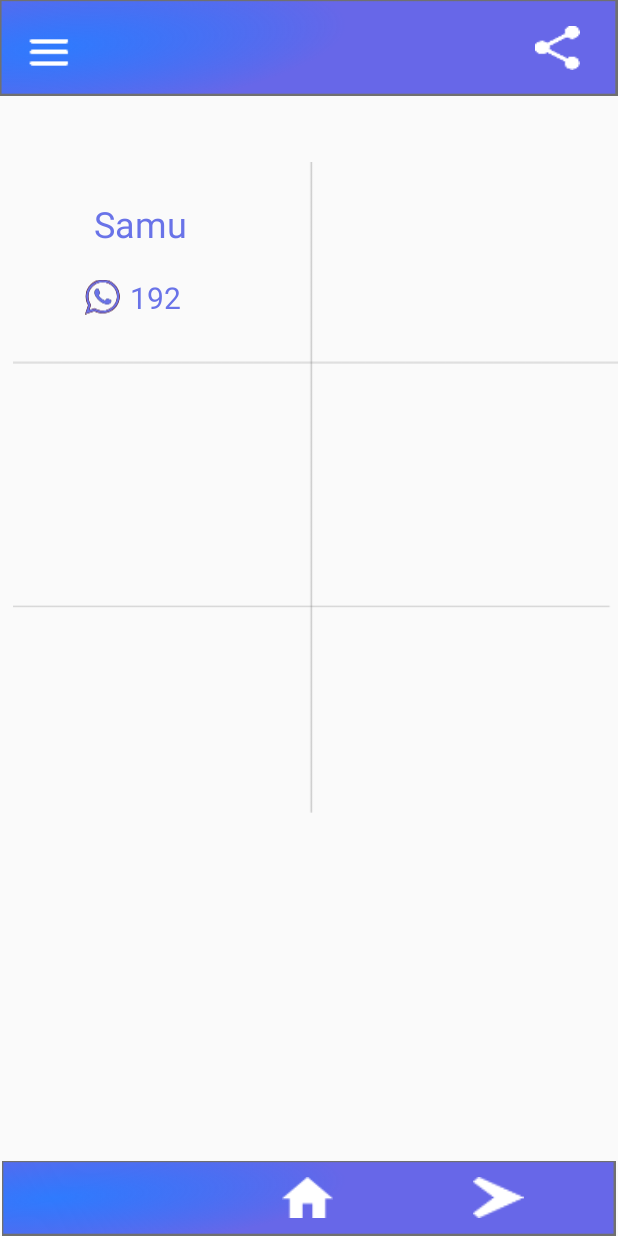
After one commit to Tarlison/projetoDeExtensaoUFRR, an Android app: the MainActivityNumeroEmergencia screen opened directly, with no data from a screen before it, on a phone screen of 412 x 824 dp. The commit adds this screen. Run offline under Robolectric (Android 15) with nearby library versions, the phone set to English and light mode, and no system bars.

Commit message:
Adicionado a funcionalidade Numeros de Emergencia, e parcialmente download do boletim epidemiologico.

```diff
--- a/app/src/main/AndroidManifest.xml
+++ b/app/src/main/AndroidManifest.xml
@@ -1,6 +1,9 @@
 <?xml version="1.0" encoding="utf-8"?>
 <manifest xmlns:android="http://schemas.android.com/apk/res/android"
     package="com.example.myapplication">
+
+    <uses-permission android:name="android.permission.WRITE_EXTERNAL_STORAGE" />
+    <uses-permission android:name="android.permission.INTERNET" />
 
     <application
         android:allowBackup="true"
@@ -9,6 +12,8 @@
         android:roundIcon="@mipmap/ic_launcher_round"
         android:supportsRtl="true"
         android:theme="@style/AppTheme">
+        <activity android:name=".MainActivityDoencasSintomas"></activity>
+        <activity android:name=".MainActivityNumeroEmergencia" />
         <activity android:name=".MainActivity">
             <intent-filter>
                 <action android:name="android.intent.action.MAIN" />
--- /dev/null
+++ b/app/src/main/java/com/example/myapplication/MainActivityNumeroEmergencia.java
@@ -0,0 +1,14 @@
+package com.example.myapplication;
+
+import androidx.appcompat.app.AppCompatActivity;
+
+import android.os.Bundle;
+
+public class MainActivityNumeroEmergencia extends AppCompatActivity {
+
+    @Override
+    protected void onCreate(Bundle savedInstanceState) {
+        super.onCreate(savedInstanceState);
+        setContentView(R.layout.activity_main_numero_emergencia);
+    }
+}
--- /dev/null
+++ b/app/src/main/res/drawable/telefone.xml
@@ -0,0 +1,24 @@
+<vector xmlns:android="http://schemas.android.com/apk/res/android"
+    android:width="102dp"
+    android:height="102dp"
+    android:viewportWidth="102"
+    android:viewportHeight="102">
+  <path
+      android:pathData="m76.603,60.68c-0.307,-0.503 -1.118,-0.805 -2.328,-1.408 -1.216,-0.602 -7.194,-3.522 -8.306,-3.921 -1.112,-0.401 -1.929,-0.603 -2.734,0.601 -0.811,1.207 -3.141,3.923 -3.852,4.728 -0.707,0.806 -1.414,0.905 -2.63,0.302 -1.217,-0.602 -5.135,-1.88 -9.775,-5.982 -3.61,-3.201 -6.049,-7.145 -6.762,-8.351 -0.706,-1.205 -0.07,-1.857 0.532,-2.459 0.548,-0.543 1.217,-1.408 1.825,-2.11 0.609,-0.707 0.811,-1.212 1.216,-2.017 0.405,-0.805 0.203,-1.506 -0.104,-2.11 -0.301,-0.602 -2.734,-6.536 -3.748,-8.953 -1.007,-2.409 -2.021,-2.32 -2.734,-2.32 -0.707,0 -2.019,0.21 -2.019,0.21 0,0 -2.436,0.302 -3.549,1.508 -1.112,1.205 -4.251,4.125 -4.251,10.054 0,5.933 4.351,11.67 4.958,12.469 0.609,0.807 8.405,13.38 20.76,18.208 12.355,4.826 12.355,3.216 14.585,3.013 2.224,-0.196 7.189,-2.915 8.202,-5.731 1.014,-2.817 1.014,-5.232 0.712,-5.731zM51.569,7.99c-22.989,0 -41.683,18.551 -41.683,41.36 0,9.046 2.947,17.429 7.939,24.25l-5.205,15.357 16.015,-5.089c6.58,4.317 14.464,6.838 22.934,6.838 22.979,0 41.679,-18.553 41.679,-41.356 0,-22.809 -18.7,-41.36 -41.679,-41.36zM101.143,49.35c0,27.165 -22.195,49.192 -49.574,49.192 -8.695,0 -16.864,-2.22 -23.965,-6.121L0.154,101.143 9.102,74.751c-4.515,-7.414 -7.111,-16.109 -7.111,-25.401 0,-27.17 22.195,-49.196 49.578,-49.196 27.379,0 49.574,22.025 49.574,49.196"
+      android:strokeWidth="0.0352777"
+      android:fillColor="#2c2a38"
+      android:strokeColor="#00000000"
+      android:fillType="evenOdd"/>
+  <path
+      android:pathData="m1.32,99.219c0.191,-0.52 2.118,-6.275 4.281,-12.789l3.933,-11.844 -2.211,-4.409C0.767,57.108 1.103,39.858 8.174,26.464 9.601,23.761 13.175,19.284 17.003,15.404 22.288,10.046 24.579,8.337 29.86,5.811 38.281,1.782 46.994,0.013 55.091,0.689 79.562,2.729 98.689,21.9 100.581,46.279c0.626,8.065 -1.074,16.285 -5.045,24.403 -4.227,8.641 -13.466,17.993 -21.83,22.099 -13.332,6.545 -29.113,6.915 -42.096,0.986l-3.92,-1.79 -12.945,4.094c-7.12,2.252 -13.131,4.094 -13.358,4.094 -0.227,0 -0.257,-0.425 -0.066,-0.945zM65.525,88.63C94.557,78.013 102.916,41.632 81.291,20.007 73.152,11.868 63.588,7.963 51.753,7.946 39.364,7.929 29.403,12.169 21.064,21.009 8.546,34.278 6.043,52.459 14.468,68.919l2.774,5.419 -2.384,6.827c-1.311,3.755 -2.384,7.146 -2.384,7.535 0,0.389 3.576,-0.415 7.947,-1.787l7.947,-2.495 4.374,2.186c6.759,3.377 12.327,4.506 20.553,4.167 5.153,-0.212 8.607,-0.818 12.23,-2.142z"
+      android:strokeWidth="2.85714"
+      android:fillColor="#800000"/>
+  <path
+      android:pathData="m57.83,70.36c-8.391,-2.939 -11.502,-4.941 -18.149,-11.679 -9.898,-10.034 -13.508,-18.083 -11.026,-24.582 1.512,-3.959 3.792,-6.171 7.078,-6.866 2.471,-0.523 2.472,-0.522 5.103,5.252 1.447,3.176 2.632,6.24 2.632,6.809 0,0.569 -0.886,2.087 -1.968,3.373 -2.544,3.023 -2.13,4.584 2.628,9.923 3.56,3.995 11.325,9.02 13.936,9.02 0.635,0 2.336,-1.423 3.781,-3.162l2.626,-3.162 5.563,2.485c3.06,1.367 5.774,2.824 6.033,3.239 0.938,1.503 -0.796,6.289 -2.888,7.977 -2.21,1.782 -6.332,3.235 -8.921,3.146 -0.832,-0.029 -3.723,-0.826 -6.426,-1.773z"
+      android:strokeWidth="2.85714"
+      android:fillColor="#6973e8"/>
+  <path
+      android:pathData="m1.89,99.193c0,-0.118 1.826,-5.67 4.058,-12.338l4.058,-12.124 -1.379,-2.592C4.482,64.352 2.407,53.13 3.428,44.026 4.756,32.189 8.788,24.278 18.28,14.891 33.754,-0.412 57.463,-3.184 76.586,8.073c6.968,4.102 14.494,12.238 18.127,19.596 4.303,8.715 5.696,15.125 5.24,24.114 -0.44,8.681 -2.91,16.116 -7.824,23.552 -12.985,19.65 -36.665,27.152 -58.78,18.624l-5.974,-2.304 -12.235,3.877C3.389,99.254 1.89,99.668 1.89,99.193ZM65.768,88.902C83.991,82.42 95.796,63.295 93.395,44.142 92.119,33.967 88.066,26.073 80.41,18.85 72.162,11.069 63.944,7.937 51.769,7.937 39.645,7.937 30.569,11.348 22.792,18.825 14.142,27.142 10.157,35.752 9.621,47.287c-0.396,8.518 0.807,14.145 4.67,21.842l2.574,5.128 -2.196,6.205c-1.208,3.413 -2.196,6.69 -2.196,7.284 0,1.52 1.696,1.359 9.334,-0.888l6.689,-1.968 5.03,2.318c7.231,3.333 10.063,3.854 19.39,3.565 6.049,-0.187 9.551,-0.697 12.851,-1.871z"
+      android:strokeWidth="2.85714"
+      android:fillColor="#6973e8"/>
+</vector>
--- /dev/null
+++ b/app/src/main/res/layout/activity_main_numero_emergencia.xml
@@ -0,0 +1,137 @@
+<?xml version="1.0" encoding="utf-8"?>
+<androidx.constraintlayout.widget.ConstraintLayout xmlns:android="http://schemas.android.com/apk/res/android"
+    xmlns:app="http://schemas.android.com/apk/res-auto"
+    xmlns:tools="http://schemas.android.com/tools"
+    android:layout_width="match_parent"
+    android:layout_height="match_parent"
+    tools:context=".MainActivity">
+
+    <ImageView
+        android:id="@+id/topBar"
+        android:layout_width="fill_parent"
+        android:layout_height="wrap_content"
+        android:adjustViewBounds="true"
+        app:layout_constraintBottom_toBottomOf="parent"
+        app:layout_constraintEnd_toEndOf="parent"
+        app:layout_constraintHorizontal_bias="1.0"
+        app:layout_constraintStart_toStartOf="parent"
+        app:layout_constraintTop_toTopOf="parent"
+        app:layout_constraintVertical_bias="0.0"
+        app:srcCompat="@drawable/appbar" />
+
+    <ImageView
+        android:id="@+id/bottomBar"
+        android:layout_width="fill_parent"
+        android:layout_height="wrap_content"
+        android:adjustViewBounds="true"
+        app:layout_constraintBottom_toBottomOf="parent"
+        app:layout_constraintEnd_toEndOf="parent"
+        app:layout_constraintHorizontal_bias="0.0"
+        app:layout_constraintStart_toStartOf="parent"
+        app:layout_constraintTop_toTopOf="parent"
+        app:layout_constraintVertical_bias="1.0"
+        app:srcCompat="@drawable/appbarbot" />
+
+    <TextView
+        android:id="@+id/textSamu"
+        android:layout_width="75dp"
+        android:layout_height="32dp"
+        android:text="Samu"
+        android:textColor="#6973e8"
+        android:textSize="24sp"
+        app:layout_constraintBottom_toTopOf="@+id/bottomBar"
+        app:layout_constraintEnd_toEndOf="parent"
+        app:layout_constraintHorizontal_bias="0.187"
+        app:layout_constraintStart_toStartOf="parent"
+        app:layout_constraintTop_toBottomOf="@+id/topBar"
+        app:layout_constraintVertical_bias="0.101" />
+
+    <Button
+        android:id="@+id/share"
+        android:layout_width="30dp"
+        android:layout_height="29dp"
+        android:background="@drawable/compartilhar"
+        app:layout_constraintBottom_toBottomOf="parent"
+        app:layout_constraintEnd_toEndOf="parent"
+        app:layout_constraintHorizontal_bias="0.934"
+        app:layout_constraintStart_toStartOf="parent"
+        app:layout_constraintTop_toTopOf="parent"
+        app:layout_constraintVertical_bias="0.022" />
+
+    <Button
+        android:id="@+id/menu"
+        android:layout_width="34dp"
+        android:layout_height="35dp"
+        android:background="@drawable/menuwhite"
+        app:layout_constraintBottom_toBottomOf="parent"
+        app:layout_constraintEnd_toEndOf="parent"
+        app:layout_constraintHorizontal_bias="0.042"
+        app:layout_constraintStart_toStartOf="parent"
+        app:layout_constraintTop_toTopOf="parent"
+        app:layout_constraintVertical_bias="0.022" />
+
+    <Button
+        android:id="@+id/home"
+        android:layout_width="34dp"
+        android:layout_height="27dp"
+        android:background="@drawable/home"
+        app:layout_constraintBottom_toBottomOf="parent"
+        app:layout_constraintEnd_toEndOf="parent"
+        app:layout_constraintHorizontal_bias="0.498"
+        app:layout_constraintStart_toStartOf="parent"
+        app:layout_constraintTop_toTopOf="parent"
+        app:layout_constraintVertical_bias="0.985" />
+
+    <Button
+        android:id="@+id/next"
+        android:layout_width="34dp"
+        android:layout_height="27dp"
+        android:background="@drawable/next"
+        app:layout_constraintBottom_toBottomOf="parent"
+        app:layout_constraintEnd_toEndOf="parent"
+        app:layout_constraintHorizontal_bias="0.835"
+        app:layout_constraintStart_toStartOf="parent"
+        app:layout_constraintTop_toTopOf="parent"
+        app:layout_constraintVertical_bias="0.985" />
+
+
+    <ImageView
+        android:id="@+id/grade2"
+        android:layout_width="403dp"
+        android:layout_height="599dp"
+        app:layout_constraintBottom_toBottomOf="parent"
+        app:layout_constraintEnd_toEndOf="parent"
+        app:layout_constraintHorizontal_bias="1.0"
+        app:layout_constraintStart_toStartOf="parent"
+        app:layout_constraintTop_toTopOf="parent"
+        app:layout_constraintVertical_bias="0.113"
+        app:srcCompat="@drawable/linhas" />
+
+    <ImageView
+        android:id="@+id/imageView"
+        android:layout_width="23dp"
+        android:layout_height="28dp"
+        app:layout_constraintBottom_toTopOf="@+id/bottomBar"
+        app:layout_constraintEnd_toEndOf="parent"
+        app:layout_constraintHorizontal_bias="0.146"
+        app:layout_constraintStart_toStartOf="parent"
+        app:layout_constraintTop_toBottomOf="@+id/topBar"
+        app:layout_constraintVertical_bias="0.176"
+        app:srcCompat="@drawable/telefone" />
+
+    <TextView
+        android:id="@+id/textView13"
+        android:layout_width="39dp"
+        android:layout_height="36dp"
+        android:text="192"
+        android:textColor="#6973e8"
+        android:textSize="20sp"
+        app:layout_constraintBottom_toTopOf="@+id/bottomBar"
+        app:layout_constraintEnd_toEndOf="parent"
+        app:layout_constraintHorizontal_bias="0.233"
+        app:layout_constraintStart_toStartOf="parent"
+        app:layout_constraintTop_toBottomOf="@+id/topBar"
+        app:layout_constraintVertical_bias="0.179" />
+
+
+</androidx.constraintlayout.widget.ConstraintLayout>
```
Also changed, not shown: app/src/main/java/com/example/myapplication/MainActivity.java (+66 -0 lines), app/src/main/java/com/example/myapplication/MainActivityDoencasSintomas.java (added, +14 -0 lines), app/src/main/res/layout/activity_main.xml (+54 -26 lines), app/src/main/res/layout/activity_main_doencas_sintomas.xml (added, +84 -0 lines).
